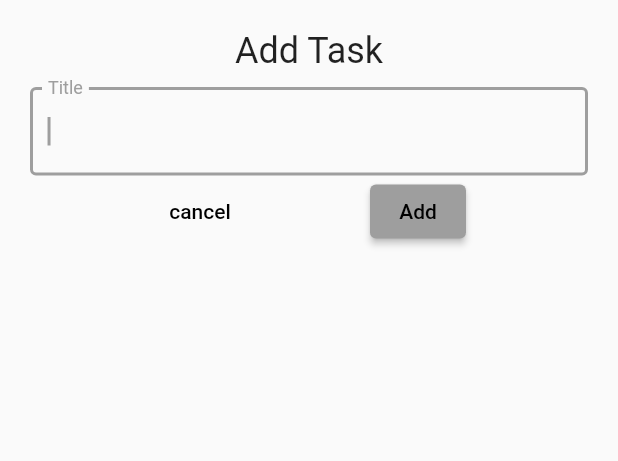
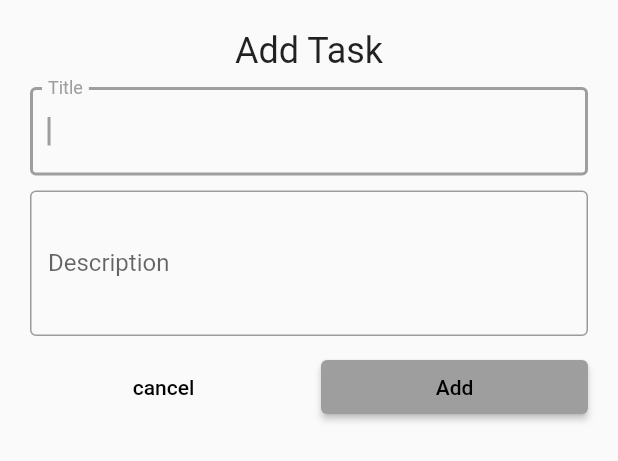
Before and after one commit to NaarGes/todo_app, a Flutter app: the AddTaskScreen widget shown alone on an empty page, opened directly, on a phone screen of 412 x 824 dp. Shown: the top 461 px of the screen. Run offline on Flutter 3.47's test engine with Material 2 defaults, Android fonts, the phone set to English and light mode, and no system bars; our stand-ins replace equatable, flutter_bloc, hydrated_bloc.

```diff
--- a/lib/models/task.dart
+++ b/lib/models/task.dart
@@ -5,22 +5,26 @@ import 'package:uuid/uuid.dart';
 class Task extends Equatable {
   final String id;
   final String title;
+  final String description;
   final bool isDone;
   final bool isDeleted;
 
   Task({
     required this.title,
+    this.description = '',
     this.isDone = false,
     this.isDeleted = false,
   }) : id = const Uuid().v4();
 
   Task copyWith({
     String? title,
+    String? description,
     bool? isDone,
     bool? isDeleted,
   }) {
     return Task(
       title: title ?? this.title,
+      description: description ?? this.description,
       isDone: isDone ?? this.isDone,
       isDeleted: isDeleted ?? this.isDeleted,
     );
@@ -29,6 +33,7 @@ class Task extends Equatable {
   Map<String, dynamic> toMap() {
     return {
       'title': title,
+      'description': description,
       'isDone': isDone,
       'isDeleted': isDeleted,
     };
@@ -37,6 +42,7 @@ class Task extends Equatable {
   factory Task.fromMap(Map<String, dynamic> map) {
     return Task(
       title: map['title'] as String,
+      description: map['description'] as String,
       isDone: map['isDone'] as bool,
       isDeleted: map['isDeleted'] as bool,
     );
--- a/lib/screens/add_task_screen.dart
+++ b/lib/screens/add_task_screen.dart
@@ -8,6 +8,7 @@ class AddTaskScreen extends StatelessWidget {
   @override
   Widget build(BuildContext context) {
     TextEditingController titleController = TextEditingController();
+    TextEditingController descriptionController = TextEditingController();
     return Padding(
       padding: const EdgeInsets.all(20.0),
       child: Column(
@@ -25,17 +26,49 @@ class AddTaskScreen extends StatelessWidget {
             ),
             autofocus: true,
           ),
+          const SizedBox(height: 10),
+          TextField(
+            controller: descriptionController,
+            minLines: 3,
+            maxLines: 5,
+            decoration: const InputDecoration(
+              label: Text('Description'),
+              border: OutlineInputBorder(),
+            ),
+            autofocus: true,
+          ),
+          const SizedBox(height: 10),
           Row(
             mainAxisAlignment: MainAxisAlignment.spaceEvenly,
             children: [
-              TextButton(onPressed: () => Navigator.pop(context), child: const Text('cancel')),
-              ElevatedButton(
-                onPressed: () {
-                  final task = Task(title: titleController.text);
-                  context.read<TasksBloc>().add(AddTask(task: task));
-                  Navigator.pop(context);
-                },
-                child: const Text('Add'),
+              Expanded(
+                child: TextButton(
+                  onPressed: () => Navigator.pop(context),
+                  child: const Text('cancel'),
+                ),
+              ),
+              const SizedBox(width: 16),
+              Expanded(
+                child: ElevatedButton(
+                  onPressed: () {
+                    if (titleController.text.isEmpty || descriptionController.text.isEmpty) {
+                      Navigator.of(context).pop();
+                      ScaffoldMessenger.of(context).showSnackBar(const SnackBar(
+                        content: Text('Title and Description cannot be empty!'),
+                        behavior: SnackBarBehavior.floating,
+                        duration: Duration(seconds: 1),
+                      ));
+                      return;
+                    }
+                    final task = Task(
+                      title: titleController.text,
+                      description: descriptionController.text,
+                    );
+                    context.read<TasksBloc>().add(AddTask(task: task));
+                    Navigator.pop(context);
+                  },
+                  child: const Text('Add'),
+                ),
               ),
             ],
           ),
--- a/lib/screens/tabs_screen.dart
+++ b/lib/screens/tabs_screen.dart
@@ -26,6 +26,7 @@ class _TabsScreenState extends State<TabsScreen> {
   void _addTask(BuildContext context) {
     showModalBottomSheet(
       context: context,
+      isScrollControlled: true,
       builder: (context) => SingleChildScrollView(
         child: Container(
           padding: EdgeInsets.only(
--- a/lib/widgets/task_tile.dart
+++ b/lib/widgets/task_tile.dart
@@ -24,10 +24,12 @@ class TaskTile extends StatelessWidget {
           task.title,
           style: TextStyle(
             decoration: task.isDone ? TextDecoration.lineThrough : null,
+            overflow: TextOverflow.ellipsis,
           ),
         ),
         trailing: Checkbox(
-          onChanged: !task.isDeleted ? (_) => context.read<TasksBloc>().add(UpdateTask(task: task)) : null,
+          onChanged:
+              !task.isDeleted ? (_) => context.read<TasksBloc>().add(UpdateTask(task: task)) : null,
           value: task.isDone,
         ),
       ),
```
Also changed, not shown: lib/widgets/tasks_list.dart (+36 -5 lines).
